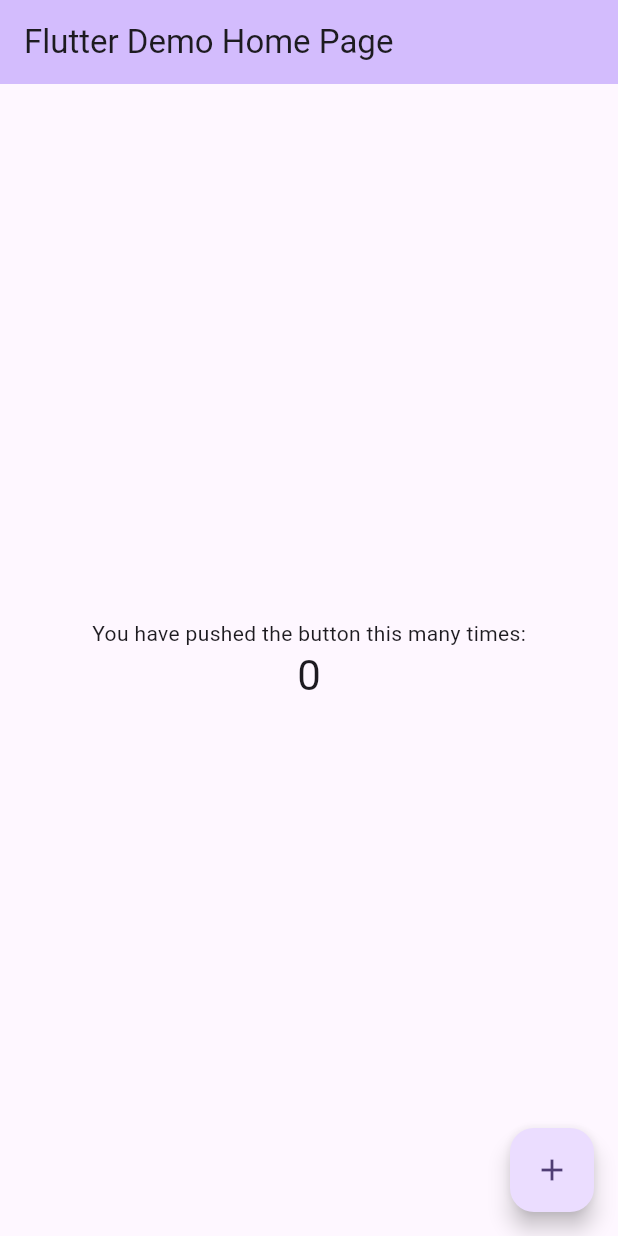
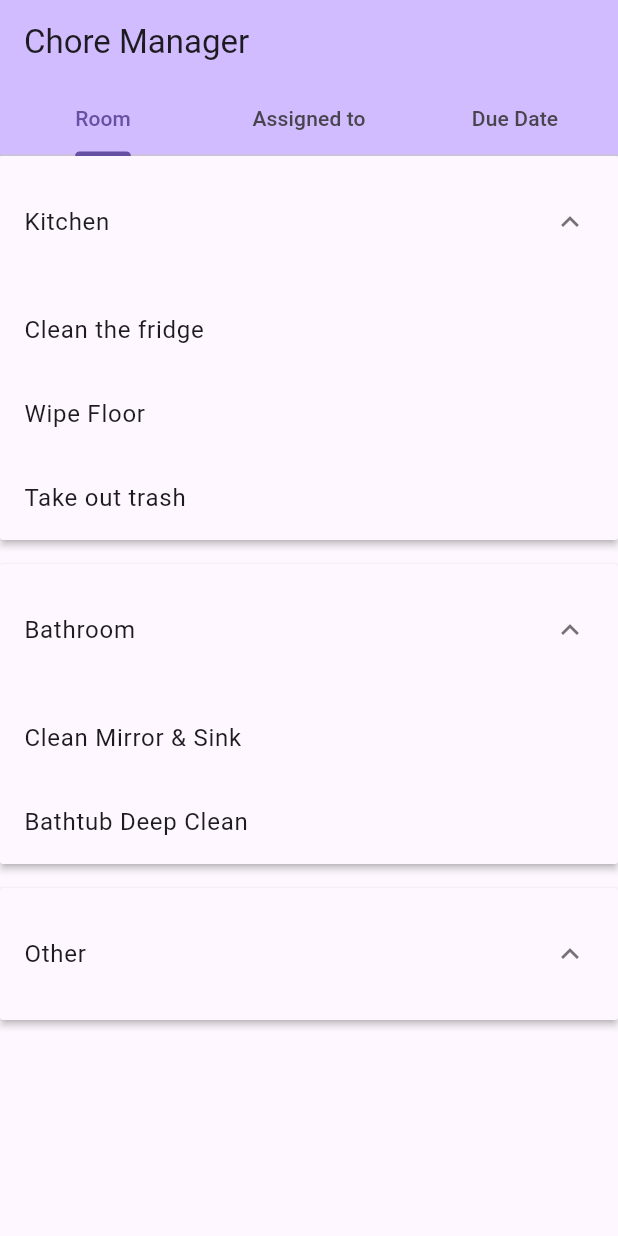
Before and after one commit to duxirosenberg/hci-project-hci2023-group-25, a Flutter app: the screen it shows after launch, on a phone screen of 412 x 824 dp. Run offline on Flutter 3.47's test engine with Material 2 defaults, Android fonts, the phone set to English and light mode, and no system bars.

Commit message:
Basic expandable list

```diff
--- /dev/null
+++ b/code/lib/classes.dart
@@ -0,0 +1,33 @@
+class Chore {
+  final String name;
+  final String assignee;
+  final String room;
+  final DateTime dueDate; // probably need to replace with schedule
+
+  Chore(
+      {required this.name,
+      required this.assignee,
+      required this.dueDate,
+      required this.room});
+}
+
+class ChoreGroup {
+  final String name;
+  bool expanded = true;
+
+  ChoreGroup(this.name);
+}
+
+class Room extends ChoreGroup {
+  Room(super.name);
+}
+
+class User extends ChoreGroup {
+  User(super.name);
+}
+
+class Due extends ChoreGroup {
+  Due(super.name);
+}
+
+typedef GroupedChores = List<(ChoreGroup, List<Chore>)>;
--- /dev/null
+++ b/code/lib/data.dart
@@ -0,0 +1,65 @@
+import 'package:chore_manager/classes.dart';
+
+// store expanded state in the grouped by attribute?
+
+class Global {
+  static List<Room> rooms = [
+    Room("Kitchen"),
+    Room("Bathroom"),
+    Room("Other"),
+  ];
+
+  static List<User> users = [User("Nic")];
+
+  static List<Chore> chores = [
+    Chore(
+        name: "Clean the fridge",
+        room: "Kitchen",
+        assignee: "Nic",
+        dueDate: DateTime.now().add(Duration(days: 1))),
+    Chore(
+        name: "Wipe Floor",
+        room: "Kitchen",
+        assignee: "Nic",
+        dueDate: DateTime.now().add(Duration(days: 3))),
+    Chore(
+        name: "Clean Mirror & Sink",
+        room: "Bathroom",
+        assignee: "Nic",
+        dueDate: DateTime.now().add(Duration(days: 6))),
+    Chore(
+        name: "Bathtub Deep Clean",
+        room: "Bathroom",
+        assignee: "Nic",
+        dueDate: DateTime.now().add(Duration(days: 7))),
+    Chore(
+        name: "Take out trash",
+        room: "Kitchen",
+        assignee: "Nic",
+        dueDate: DateTime.now().add(Duration(days: 2))),
+  ];
+}
+
+GroupedChores sortByRoom() {
+  final GroupedChores res = [];
+
+  for (final room in Global.rooms) {
+    res.add((
+      room,
+      Global.chores.where((chore) => chore.room == room.name).toList()
+    ));
+  }
+  return res;
+}
+
+GroupedChores sortByAssignee() {
+  final GroupedChores res = [];
+
+  for (final user in Global.users) {
+    res.add((
+      user,
+      Global.chores.where((chore) => chore.assignee == user.name).toList()
+    ));
+  }
+  return res;
+}
--- a/code/lib/main.dart
+++ b/code/lib/main.dart
@@ -1,3 +1,5 @@
+import 'package:chore_manager/classes.dart';
+import 'package:chore_manager/data.dart';
 import 'package:flutter/material.dart';
 
 void main() {
@@ -7,46 +9,21 @@
 class MyApp extends StatelessWidget {
   const MyApp({super.key});
 
-  // This widget is the root of your application.
   @override
   Widget build(BuildContext context) {
     return MaterialApp(
       title: 'Flutter Demo',
       theme: ThemeData(
-        // This is the theme of your application.
-        //
-        // TRY THIS: Try running your application with "flutter run". You'll see
-        // the application has a blue toolbar. Then, without quitting the app,
-        // try changing the seedColor in the colorScheme below to Colors.green
-        // and then invoke "hot reload" (save your changes or press the "hot
-        // reload" button in a Flutter-supported IDE, or press "r" if you used
-        // the command line to start the app).
-        //
-        // Notice that the counter didn't reset back to zero; the application
-        // state is not lost during the reload. To reset the state, use hot
-        // restart instead.
-        //
-        // This works for code too, not just values: Most code changes can be
-        // tested with just a hot reload.
-        colorScheme: ColorScheme.fromSeed(seedColor: Colors.deepPurple),
+        // colorScheme: ColorScheme.fromSeed(seedColor: Colors.deepPurple),
         useMaterial3: true,
       ),
-      home: const MyHomePage(title: 'Flutter Demo Home Page'),
+      home: const MyHomePage(title: 'Chore Manager'),
     );
   }
 }
 
 class MyHomePage extends StatefulWidget {
   const MyHomePage({super.key, required this.title});
-
-  // This widget is the home page of your application. It is stateful, meaning
-  // that it has a State object (defined below) that contains fields that affect
-  // how it looks.
-
-  // This class is the configuration for the state. It holds the values (in this
-  // case the title) provided by the parent (in this case the App widget) and
-  // used by the build method of the State. Fields in a Widget subclass are
-  // always marked "final".
 
   final String title;
 
@@ -55,71 +32,82 @@
 }
 
 class _MyHomePageState extends State<MyHomePage> {
-  int _counter = 0;
+  @override
+  Widget build(BuildContext context) {
+    return DefaultTabController(
+      length: 3,
+      child: Scaffold(
+        appBar: AppBar(
+          backgroundColor: Theme.of(context).colorScheme.inversePrimary,
+          title: Text(widget.title),
+          bottom: const TabBar(tabs: [
+            Tab(text: "Room"),
+            Tab(text: "Assigned to"),
+            Tab(text: "Due Date"),
+          ]),
+        ),
+        body: TabBarView(
+          children: [
+            ChoreList(chores: sortByRoom()),
+            ChoreList(chores: sortByAssignee()),
+            Container(),
+          ],
+        ),
+      ),
+    );
+  }
+}
 
-  void _incrementCounter() {
-    setState(() {
-      // This call to setState tells the Flutter framework that something has
-      // changed in this State, which causes it to rerun the build method below
-      // so that the display can reflect the updated values. If we changed
-      // _counter without calling setState(), then the build method would not be
-      // called again, and so nothing would appear to happen.
-      _counter++;
-    });
+class ChoreList extends StatefulWidget {
+  final GroupedChores chores;
+  const ChoreList({super.key, required this.chores});
+
+  @override
+  State<ChoreList> createState() => _ChoreListState();
+}
+
+class _ChoreListState extends State<ChoreList> {
+  @override
+  Widget build(BuildContext context) {
+    return SingleChildScrollView(
+      child: ExpansionPanelList(
+        expansionCallback: (panelIndex, isExpanded) {
+          setState(() {
+            // will probably cause error when new chore added?
+            widget.chores[panelIndex].$1.expanded = isExpanded;
+          });
+        },
+        children: widget.chores.map((entry) {
+          return ExpansionPanel(
+              isExpanded: entry.$1.expanded,
+              canTapOnHeader: true,
+              headerBuilder: (context, isExpanded) {
+                return ListTile(
+                  title: Text(entry.$1.name),
+                );
+              },
+              body: ListView.builder(
+                physics: const NeverScrollableScrollPhysics(),
+                itemCount: entry.$2.length,
+                shrinkWrap: true,
+                itemBuilder: (context, index) {
+                  return ChoreTile(chore: entry.$2[index]);
+                },
+              ));
+        }).toList(),
+      ),
+    );
   }
+}
+
+class ChoreTile extends StatelessWidget {
+  final Chore chore;
+  const ChoreTile({super.key, required this.chore});
 
   @override
   Widget build(BuildContext context) {
-    // This method is rerun every time setState is called, for instance as done
-    // by the _incrementCounter method above.
-    //
-    // The Flutter framework has been optimized to make rerunning build methods
-    // fast, so that you can just rebuild anything that needs updating rather
-    // than having to individually change instances of widgets.
-    return Scaffold(
-      appBar: AppBar(
-        // TRY THIS: Try changing the color here to a specific color (to
-        // Colors.amber, perhaps?) and trigger a hot reload to see the AppBar
-        // change color while the other colors stay the same.
-        backgroundColor: Theme.of(context).colorScheme.inversePrimary,
-        // Here we take the value from the MyHomePage object that was created by
-        // the App.build method, and use it to set our appbar title.
-        title: Text(widget.title),
-      ),
-      body: Center(
-        // Center is a layout widget. It takes a single child and positions it
-        // in the middle of the parent.
-        child: Column(
-          // Column is also a layout widget. It takes a list of children and
-          // arranges them vertically. By default, it sizes itself to fit its
-          // children horizontally, and tries to be as tall as its parent.
-          //
-          // Column has various properties to control how it sizes itself and
-          // how it positions its children. Here we use mainAxisAlignment to
-          // center the children vertically; the main axis here is the vertical
-          // axis because Columns are vertical (the cross axis would be
-          // horizontal).
-          //
-          // TRY THIS: Invoke "debug painting" (choose the "Toggle Debug Paint"
-          // action in the IDE, or press "p" in the console), to see the
-          // wireframe for each widget.
-          mainAxisAlignment: MainAxisAlignment.center,
-          children: <Widget>[
-            const Text(
-              'You have pushed the button this many times:',
-            ),
-            Text(
-              '$_counter',
-              style: Theme.of(context).textTheme.headlineMedium,
-            ),
-          ],
-        ),
-      ),
-      floatingActionButton: FloatingActionButton(
-        onPressed: _incrementCounter,
-        tooltip: 'Increment',
-        child: const Icon(Icons.add),
-      ), // This trailing comma makes auto-formatting nicer for build methods.
+    return ListTile(
+      title: Text(chore.name),
     );
   }
 }
```
Also changed, not shown: 4 other files.
